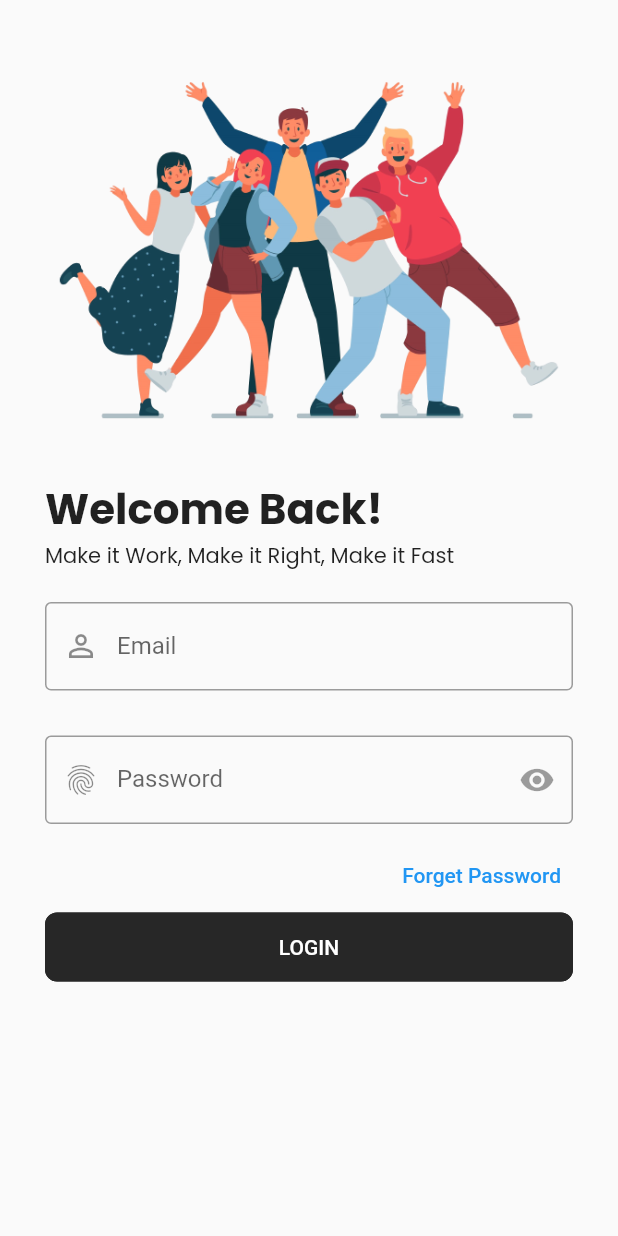
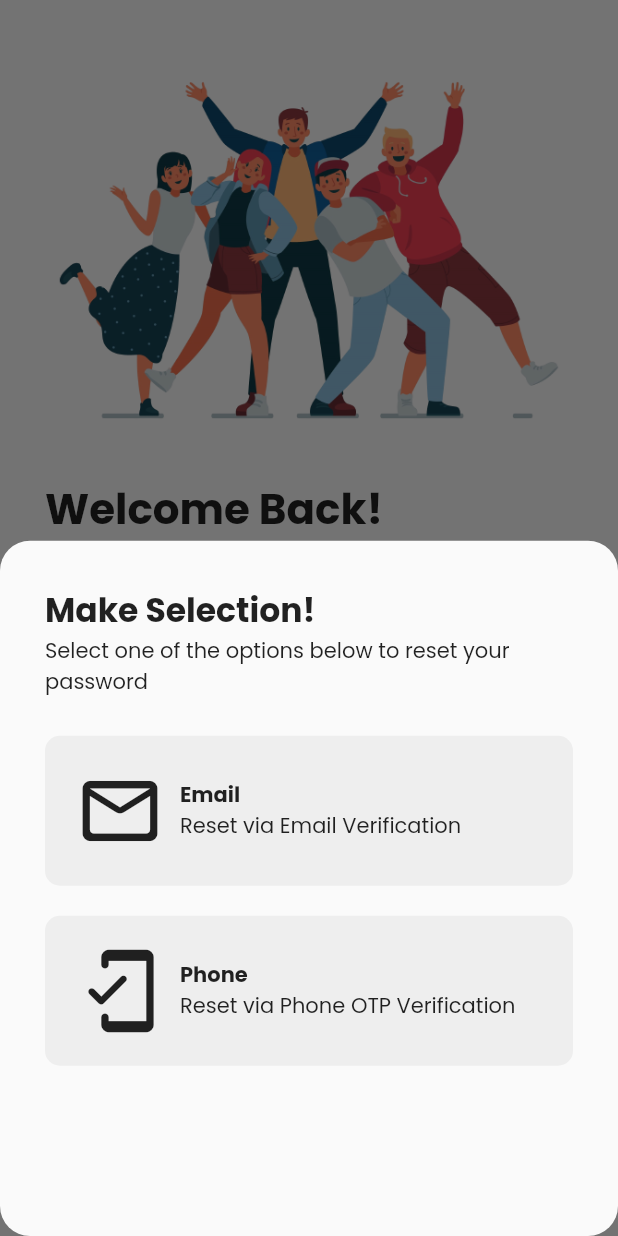
Before and after one commit to nrsyaana98/Citizen_Star, a Flutter app: the LoginScreen screen opened directly, after a tap on "Forget Password", on a phone screen of 412 x 824 dp. Run offline on Flutter 3.47's test engine with Material 2 defaults, Android fonts, the phone set to English and light mode, and no system bars; our stand-ins replace get.

Commit message:
new updates

```diff
--- a/lib/main.dart
+++ b/lib/main.dart
@@ -16,6 +16,8 @@
   Widget build(BuildContext context){
     return GetMaterialApp(
       debugShowCheckedModeBanner: false,
+      defaultTransition: Transition.leftToRightWithFade,
+      transitionDuration: const Duration(milliseconds: 500),
       home: SplashScreen(),
     );
   }
--- a/lib/screens/login_screen.dart
+++ b/lib/screens/login_screen.dart
@@ -2,6 +2,7 @@
 
 import 'package:citizen_star/constant/sizes.dart';
 import 'package:citizen_star/screens/dashboard.dart';
+import 'package:citizen_star/widget/forgetpasswordsheet.dart';
 import 'package:flutter/material.dart';
 import 'package:get/get.dart';
 
@@ -74,7 +75,9 @@
                         Align(
                           alignment: Alignment.centerRight,
                           child: TextButton(
-                            onPressed: () {},
+                            onPressed: () {
+                              ForgetPasswordScreen.buildShowModalBottomSheet(context);
+                            },
                             child: const Text("Forget Password"),
                           ),
                         ),
@@ -107,4 +110,6 @@
     );
 
   }
+
+
 }
--- /dev/null
+++ b/lib/widget/forgetpasswordbtnwidget.dart
@@ -0,0 +1,58 @@
+// ignore_for_file: prefer_const_constructors
+
+import "package:flutter/material.dart";
+
+class ForgetPasswordBtnWidget extends StatelessWidget {
+  const ForgetPasswordBtnWidget({
+    required this.btnIcon,
+    required this.title,
+    required this.subTitle,
+    required this.onTap,
+    Key? key,
+  }) : super(key: key);
+
+  final IconData btnIcon;
+  final String title, subTitle;
+  final VoidCallback onTap;
+
+  @override
+  Widget build(BuildContext context) {
+    return GestureDetector(
+      onTap:onTap,
+      child: Container(
+        padding: const EdgeInsets.all(20.0),
+        decoration: BoxDecoration(
+          borderRadius: BorderRadius.circular(10.0),
+          color: Colors.grey.shade200
+        ),
+        child: Row(
+          children: [
+             Icon(btnIcon, size: 60.0),
+            const SizedBox(width: 10.0),
+            Column(
+              crossAxisAlignment: CrossAxisAlignment.start,
+              children: [
+                Text(
+                  title,
+                  style: TextStyle(
+                    fontFamily: 'Poppins',
+                    fontWeight: FontWeight.bold,
+                    fontSize: 14
+                  ),
+                ),
+                Text(
+                  subTitle,
+                   style: TextStyle(
+                    fontFamily: 'Poppins',
+                    fontWeight: FontWeight.normal,
+                    fontSize: 14
+                  ),
+                )
+              ],
+            )
+          ],
+        ),
+      ),
+    );
+  }
+}
--- /dev/null
+++ b/lib/widget/forgetpasswordsheet.dart
@@ -0,0 +1,62 @@
+// ignore_for_file: prefer_const_constructors
+
+import 'package:citizen_star/screens/forgetpassword_mail.dart';
+import 'package:flutter/material.dart';
+import 'package:get/get.dart';
+import '../constant/sizes.dart';
+import 'forgetpasswordbtnwidget.dart';
+
+
+class ForgetPasswordScreen{
+ static Future<dynamic> buildShowModalBottomSheet(BuildContext context) {
+    return showModalBottomSheet(
+                              context: context,
+                              shape: RoundedRectangleBorder(
+                                borderRadius: BorderRadius.circular(20.0)
+                              ),
+                              builder: (context) => Container(
+                                padding: const EdgeInsets.all(tDefaultSize),
+                                child: Column(
+                                  crossAxisAlignment: CrossAxisAlignment.start,
+                                  children: [
+                                    Text(
+                                      "Make Selection!",
+                                      style: TextStyle(
+                                        fontFamily: "Poppins",
+                                        fontWeight: FontWeight.w700,
+                                        fontSize: 22
+                                      ),
+                                    ),
+                                    Text(
+                                      "Select one of the options below to reset your password",
+                                      style: TextStyle(
+                                        fontFamily: "Poppins",
+                                        fontWeight: FontWeight.w300,
+                                        fontSize: 14,
+                                      ),
+                                    ),
+                                    const SizedBox(height: 25.0),
+                                    ForgetPasswordBtnWidget(
+                                      btnIcon: Icons.mail_outline_rounded,
+                                      title: "Email",
+                                      subTitle: "Reset via Email Verification",
+                                      onTap: () {
+                                        Navigator.pop(context);
+                                        Get.to(() => const ForgetPasswordMail());
+                                      },
+                                    ),
+                                   const SizedBox(height: 20.0),
+                                   ForgetPasswordBtnWidget(
+                                      btnIcon: Icons.mobile_friendly_rounded,
+                                      title: "Phone",
+                                      subTitle: "Reset via Phone OTP Verification",
+                                      onTap: () {
+
+                                      },
+                                    ),
+                                  ],
+                                ),
+                              ),
+                            );
+  }
+}
```
Also changed, not shown: lib/screens/forgetpassword_mail.dart (added, +93 -0 lines), lib/widget/formheaderwidget.dart (+7 -1 lines), assets/picture/forget_password.png (added).
